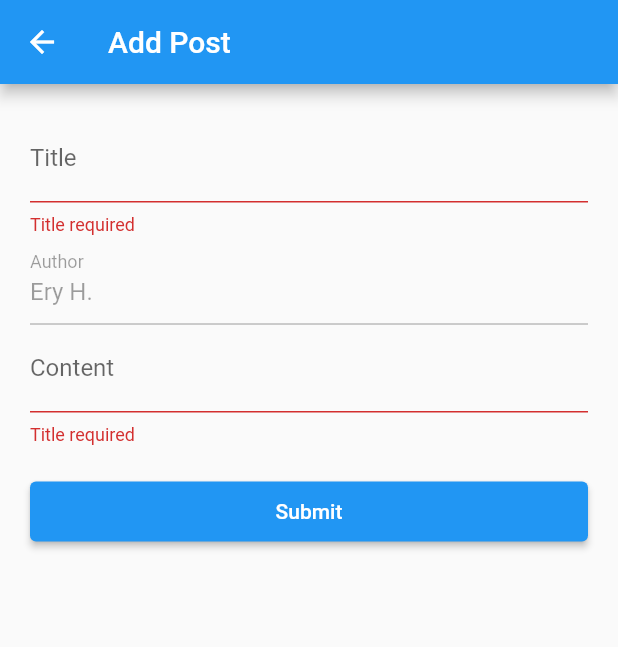
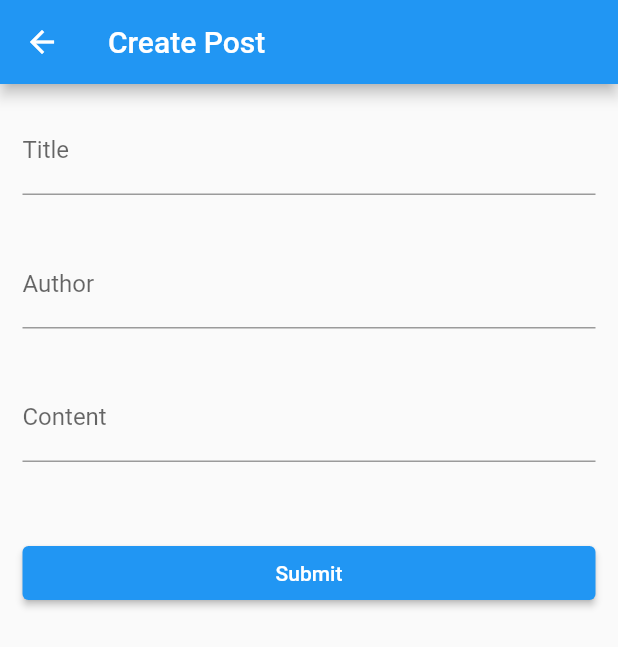
Before and after one commit to eryhrnt/hive_lesson, a Flutter app: the PostAddScreen screen opened directly, after a tap on "Submit", on a phone screen of 412 x 824 dp. Shown: the top 647 px of the screen. Run offline on Flutter 3.47's test engine with Material 2 defaults, Android fonts, the phone set to English and light mode, and no system bars; our stand-ins replace hive, hive_flutter; accounts and stored records are empty.

Commit message:
update hive

```diff
--- a/lib/main.dart
+++ b/lib/main.dart
@@ -1,8 +1,10 @@
 import 'package:flutter/material.dart';
 import 'package:hive_flutter/hive_flutter.dart';
+import 'package:hive_lesson/screen/post_add_screen.dart';
+import 'package:hive_lesson/screen/post_list_screen.dart';
 import 'package:path_provider/path_provider.dart' as path;
 import 'package:hive_lesson/model/post.dart';
-import 'package:hive_lesson/screen/post_list_screen.dart';
+//import 'package:hive_lesson/screen/post_list_screen.dart';
 
 void main() async {
   WidgetsFlutterBinding.ensureInitialized();
--- a/lib/model/constant.dart
+++ /dev/null
@@ -1,5 +0,0 @@
-/// Type Id
-const postTypeId = 1;
-
-/// Box name
-const postBox = 'posts';
--- a/lib/model/post.dart
+++ b/lib/model/post.dart
@@ -1,25 +1,19 @@
-import 'package:hive_flutter/hive_flutter.dart';
-import 'package:hive_lesson/model/constant.dart';
+import 'package:hive/hive.dart';
 
 part 'post.g.dart';
 
-@HiveType(typeId: postTypeId)
-class Post extends HiveObject {
-  final int id;
-
+@HiveType(typeId: 0)
+class Post {
   @HiveField(0)
   final String title;
-
   @HiveField(1)
   final String author;
-
   @HiveField(2)
   final String content;
 
-  Post(
-    this.title,
-    this.author,
-    this.content, {
-    this.id = 0,
+  Post({
+    required this.title,
+    required this.author,
+    required this.content,
   });
 }
--- a/lib/screen/post_add_screen.dart
+++ b/lib/screen/post_add_screen.dart
@@ -1,113 +1,64 @@
 import 'package:flutter/material.dart';
-import 'package:hive_flutter/hive_flutter.dart';
-import 'package:hive_lesson/model/constant.dart' as constant;
+import 'package:hive/hive.dart';
 import 'package:hive_lesson/model/post.dart';
 
 class PostAddScreen extends StatefulWidget {
-  const PostAddScreen({Key? key}) : super(key: key);
+  const PostAddScreen({super.key});
 
   @override
   State<PostAddScreen> createState() => _PostAddScreenState();
 }
 
 class _PostAddScreenState extends State<PostAddScreen> {
-  final _title = TextEditingController();
-  final _author = TextEditingController(text: 'Ery H.');
-  final _content = TextEditingController();
-  final _formKey = GlobalKey<FormState>();
+  final TextEditingController _titleController = TextEditingController();
+  final TextEditingController _authorController = TextEditingController();
+  final TextEditingController _contentController = TextEditingController();
+
+  @override
+  void dispose() {
+    _titleController.dispose();
+    _authorController.dispose();
+    _contentController.dispose();
+    super.dispose();
+  }
 
   @override
   Widget build(BuildContext context) {
     return Scaffold(
       appBar: AppBar(
-        title: const Text('Add Post'),
+        title: const Text('Create Post'),
       ),
-      body: Container(
-        padding: const EdgeInsets.all(20),
-        child: Form(
-          key: _formKey,
-          child: SingleChildScrollView(
+      body: SingleChildScrollView(
+        child: Padding(
+          padding: const EdgeInsets.all(15),
           child: Column(
             crossAxisAlignment: CrossAxisAlignment.stretch,
             children: [
-                TextFormField(
-                  controller: _title,
-                  decoration: const InputDecoration(
-                    labelText: 'Title',
-                    hintText: 'Type your title here',
+              TextField(
+                controller: _titleController,
+                decoration: const InputDecoration(labelText: 'Title'),
               ),
-                  validator: (v) {
-                    if (v == null || v.isEmpty) {
-                      return 'Title required';
-                    }
-                    return null;
-                  },
-                  onSaved: (v) {},
+              const SizedBox(height: 30),
+              TextField(
+                controller: _authorController,
+                decoration: const InputDecoration(labelText: 'Author'),
               ),
-                TextFormField(
-                  enabled: false,
-                  controller: _author,
-                  decoration: const InputDecoration(
-                    labelText: 'Author',
-                    hintText: 'Type your title here',
+              const SizedBox(height: 30),
+              TextField(
+                controller: _contentController,
+                decoration: const InputDecoration(labelText: 'Content'),
               ),
-                ),
-                TextFormField(
-                  controller: _content,
-                  decoration: const InputDecoration(
-                    labelText: 'Content',
-                    hintText: 'Type your content here',
-                  ),
-                  validator: (v) {
-                    if (v == null || v.isEmpty) {
-                      return 'Title required';
-                    }
-                    return null;
-                  },
-                ),
-                const SizedBox(height: 20),
+              const SizedBox(height: 50),
               ElevatedButton(
-                  style: ElevatedButton.styleFrom(
-                    fixedSize: const Size(100, 40),
-                  ),
-                  onPressed: () async {
-                    if (_formKey.currentState!.validate()) {
-                      late Box<Post> openBox;
+                onPressed: () {
+                  final value = Post(
+                    title: _titleController.text,
+                    author: _authorController.text,
+                    content: _contentController.text,
+                  );
 
-                      final isOpen = Hive.isBoxOpen(constant.postBox);
-
-                      if (isOpen) {
-                        openBox = Hive.box(constant.postBox);
-                      } else {
-                        openBox = await Hive.openBox(constant.postBox);
-                      }
-
-                      final post = Post(
-                        _title.text,
-                        _author.text,
-                        _content.text,
-                      );
-                      openBox.add(post).then(
-                        (id) {
-                          ScaffoldMessenger.of(context).showSnackBar(
-                            SnackBar(
-                              content: Text('Post created with id $id'),
-                            ),
-                          );
-                          Navigator.pop(context);
-                        },
-                      ).onError(
-                        (error, stackTrace) {
-                          ScaffoldMessenger.of(context).showSnackBar(
-                            SnackBar(
-                              content: Text(
-                                error.toString(),
-                              ),
-                            ),
-                          );
-                        },
-                      );
-                    }
+                  Hive.box('posts').add(value);
+                  print('Submit');
                 },
                 child: const Text('Submit'),
               ),
@@ -115,7 +66,6 @@ class _PostAddScreenState extends State<PostAddScreen> {
           ),
         ),
       ),
-      ),
     );
   }
 }
```
Also changed, not shown: lib/screen/post_detail_screen.dart (+49 -10 lines), lib/screen/post_edit_screen.dart (+34 -32 lines), lib/screen/post_list_screen.dart (+77 -122 lines), lib/model/post.g.dart. Lines whose indentation alone changed are shown as unchanged.
